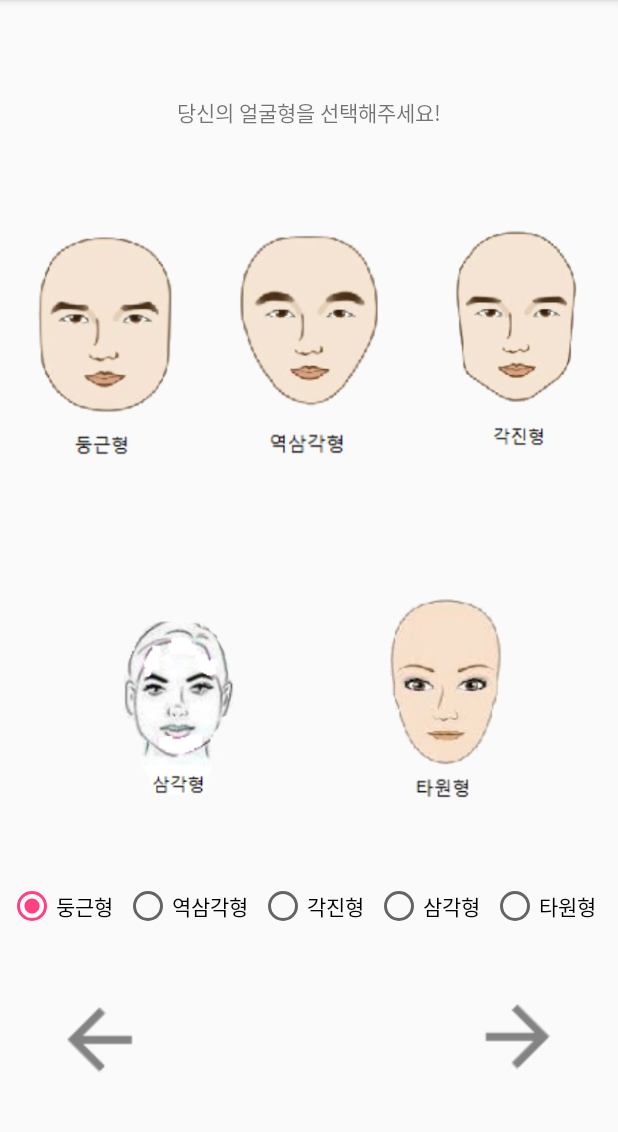
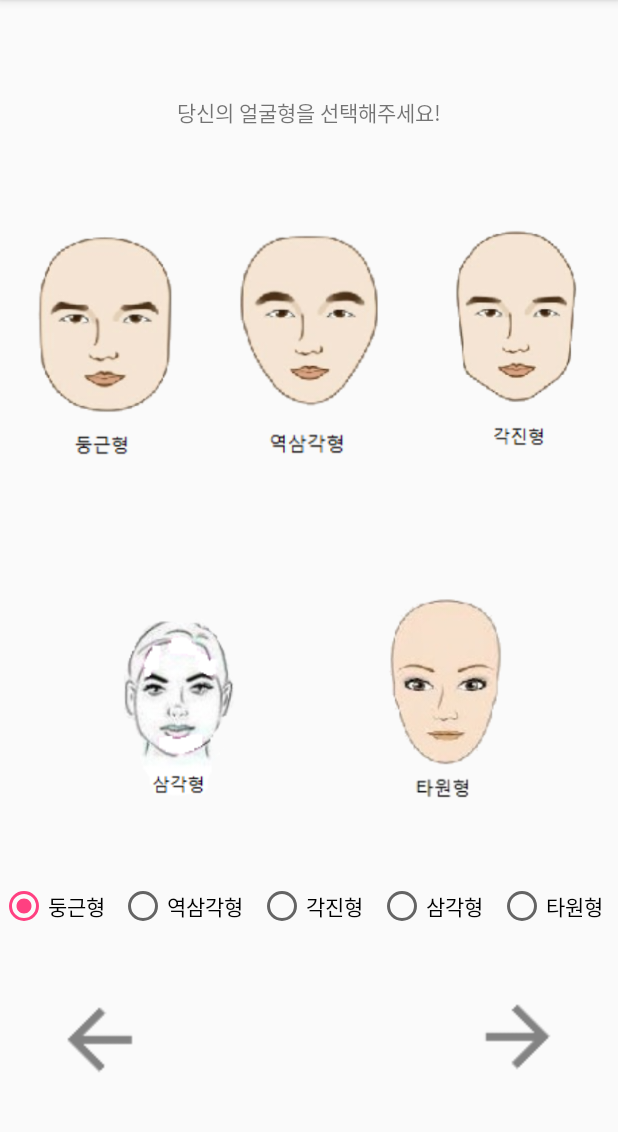
Before and after one commit to skylove308/CS496_proj3_Clothes_Matching, an Android app: the fragment FaceTypeFragment shown on its own in the app's theme, on a phone screen of 412 x 824 dp, the part 84-1216 px from its top. Run offline under Robolectric (Android 15) with nearby library versions, the phone set to English and light mode, and no system bars; Roboto replaces fonts that are not available here.

Commit message:
view 짤림 고침

```diff
--- a/app/src/main/res/layout/fragment_face_type.xml
+++ b/app/src/main/res/layout/fragment_face_type.xml
@@ -72,7 +72,7 @@
 
     <RadioGroup
         android:id="@+id/radioGroup5"
-        android:layout_width="400dp"
+        android:layout_width="match_parent"
         android:layout_height="85dp"
         android:layout_alignParentBottom="true"
         android:layout_centerHorizontal="true"
```
